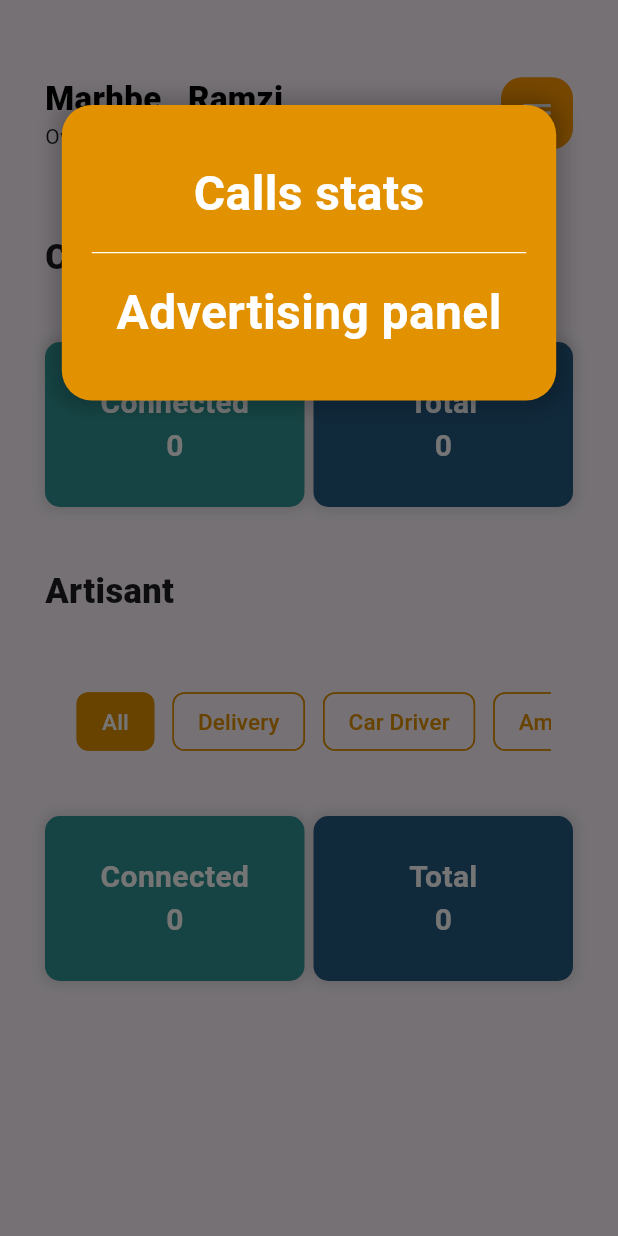
After one commit to Aminebht/Panne, a Flutter app: the HomePage_admin screen opened directly, after a tap on the "menu" icon, on a phone screen of 412 x 824 dp. The commit adds this screen. Run offline on Flutter 3.47's test engine with Material 3 defaults, Android fonts, the phone set to English and light mode, and no system bars; our stand-ins replace cloud_firestore, firebase_auth, firebase_core, firebase_messaging, firebase_storage, flutter_animate and 16 more; missing offline and left inert: flutter_app_badger, flutter_facebook_auth, flutter_sound, zego_uikit_prebuilt_call, zego_uikit_signaling_plugin; accounts and stored records are empty; generated files the repository leaves out were written again; network calls fail.

Commit message:
"overview dashboard added"

```diff
--- a/lib/auth/main_page.dart
+++ b/lib/auth/main_page.dart
@@ -3,6 +3,7 @@ import 'package:firebase_auth/firebase_auth.dart';
 import 'package:flutter/material.dart';
 import 'package:flutter_app_badger/flutter_app_badger.dart';
 import 'package:flutter_riverpod/flutter_riverpod.dart';
+import 'package:panne_auto/componant/admin_navbar.dart';
 import 'package:panne_auto/componant/artisan_bottom_navbar.dart';
 import 'package:panne_auto/componant/button_navbar.dart';
 import 'package:panne_auto/componant/spinning_img.dart';
@@ -89,7 +90,10 @@ class _MainPageState extends ConsumerState<MainPage>
                         return CustomNavBar();
                       } else if (userType == 'Artisan') {
                         return ArtisanNavbar();
-                      } else {
+                      }
+                      else if (userType == 'Admin') {
+                        return Admin_nav();
+                        }else {
                         // Handle other user types or scenarios
                         return GetStaredScreen();
                       }
--- /dev/null
+++ b/lib/pages/home_page_admin.dart
@@ -0,0 +1,378 @@
+import 'package:cloud_firestore/cloud_firestore.dart';
+import 'package:flutter/material.dart';
+
+class HomePage_admin extends StatefulWidget {
+  @override
+  _HomePage_adminState createState() => _HomePage_adminState();
+}
+
+class _HomePage_adminState extends State<HomePage_admin> {
+  int connectedClients = 0;
+  int totalClients = 0;
+  int connectedArtisans = 0;
+  int totalArtisans = 0;
+
+  final List<String> categories = [
+    "All", "Delivery", "Car Driver", "Ambulance", "Mechanic", "Car Wash",
+    "Car rent", "Diagnostic auto", "Electricite auto", "SoS remorquage",
+    "Tire Repair", "Car Charger", "Car windows"
+  ];
+
+  String selectedCategory = "All";
+
+  // Adding cache maps to store counts for each category to avoid redundant fetching
+  Map<String, int> connectedArtisanCache = {};
+  Map<String, int> totalArtisanCache = {};
+
+  @override
+  void initState() {
+    super.initState();
+    fetchData();
+  }
+
+  Future<void> fetchData() async {
+    try {
+      final connectedClientsSnapshot = await FirebaseFirestore.instance
+          .collection('users')
+          .where('user type', isEqualTo: 'Client')
+          .where('isOnline', isEqualTo: true)
+          .get();
+      connectedClients = connectedClientsSnapshot.size;
+
+      final totalClientsSnapshot = await FirebaseFirestore.instance
+          .collection('users')
+          .where('user type', isEqualTo: 'Client')
+          .get();
+      totalClients = totalClientsSnapshot.size;
+
+      // Fetching "All" category counts and caching them
+      connectedArtisans = await fetchConnectedArtisans("All");
+      totalArtisans = await fetchTotalArtisans("All");
+
+      setState(() {});
+    } catch (e) {
+      print("Error fetching data: $e");
+    }
+  }
+
+  Future<int> fetchConnectedArtisans(String category) async {
+    if (connectedArtisanCache.containsKey(category)) {
+      return connectedArtisanCache[category]!;
+    }
+
+    int result;
+    if (category == "All") {
+      final connectedArtisansSnapshot = await FirebaseFirestore.instance
+          .collection('users')
+          .where('user type', isEqualTo: 'Artisan')
+          .where('isOnline', isEqualTo: true)
+          .get();
+      result = connectedArtisansSnapshot.size;
+    } else {
+      QuerySnapshot jobSnapshot = await FirebaseFirestore.instance
+          .collection('jobs')
+          .where('job type', isEqualTo: category)
+          .get();
+
+      List<String> artisanIds = jobSnapshot.docs.map((doc) => doc['user id'] as String).toList();
+      result = await getCountForBatchedUserIds(artisanIds, isOnline: true);
+    }
+
+    connectedArtisanCache[category] = result;
+    return result;
+  }
+
+  Future<int> fetchTotalArtisans(String category) async {
+    if (totalArtisanCache.containsKey(category)) {
+      return totalArtisanCache[category]!;
+    }
+
+    int result;
+    if (category == "All") {
+      final totalArtisansSnapshot = await FirebaseFirestore.instance
+          .collection('users')
+          .where('user type', isEqualTo: 'Artisan')
+          .get();
+      result = totalArtisansSnapshot.size;
+    } else {
+      QuerySnapshot jobSnapshot = await FirebaseFirestore.instance
+          .collection('jobs')
+          .where('job type', isEqualTo: category)
+          .get();
+
+      List<String> artisanIds = jobSnapshot.docs.map((doc) => doc['user id'] as String).toList();
+      result = await getCountForBatchedUserIds(artisanIds);
+    }
+
+    totalArtisanCache[category] = result;
+    return result;
+  }
+
+  Future<int> getCountForBatchedUserIds(List<String> userIds, {bool isOnline = false}) async {
+    if (userIds.isEmpty) return 0;
+
+    int count = 0;
+    for (int i = 0; i < userIds.length; i += 30) {
+      final batchIds = userIds.sublist(i, i + 30 > userIds.length ? userIds.length : i + 30);
+
+      Query query = FirebaseFirestore.instance
+          .collection('users')
+          .where(FieldPath.documentId, whereIn: batchIds)
+          .where('user type', isEqualTo: 'Artisan');
+
+      if (isOnline) {
+        query = query.where('isOnline', isEqualTo: true);
+      }
+
+      QuerySnapshot artisanSnapshot = await query.get();
+      count += artisanSnapshot.size;
+    }
+
+    return count;
+  }
+
+  @override
+  Widget build(BuildContext context) {
+    return Scaffold(
+      body: Padding(
+        padding: const EdgeInsets.all(30.0),
+        child: Column(
+          crossAxisAlignment: CrossAxisAlignment.start,
+          children: [
+            const SizedBox(height: 20),
+            Row(
+              children: [
+                const Column(
+                  crossAxisAlignment: CrossAxisAlignment.start,
+                  children: [
+                    Text(
+                      "Marhbe , Ramzi",
+                      style: TextStyle(fontSize: 22, fontWeight: FontWeight.w900, color: Colors.black),
+                    ),
+                    Text("Overview"),
+                  ],
+                ),
+                const Spacer(),
+                Container(
+                  decoration: const BoxDecoration(
+                    color: Colors.orange,
+                    borderRadius: BorderRadius.all(Radius.circular(14)),
+                  ),
+                  child: IconButton(
+                    icon: const Icon(Icons.menu, color: Colors.white),
+                    onPressed: () {
+  showDialog(
+    context: context,
+    builder: (BuildContext context) {
+      return Stack(
+        children: [
+          Positioned(
+            top: 70, // Adjust this to control vertical position
+            left: MediaQuery.of(context).size.width*0.1, // Adjust this to control horizontal position
+            child: Material(
+              color: Colors.transparent,
+              child: Container(
+                width: MediaQuery.of(context).size.width * 0.8,
+                padding: const EdgeInsets.all(20),
+                decoration: BoxDecoration(
+                  color: const Color(0xFFE29100),
+                  borderRadius: BorderRadius.circular(20),
+                  boxShadow: [
+                    BoxShadow(
+                      color: Colors.black.withOpacity(0.2),
+                      spreadRadius: 5,
+                      blurRadius: 10,
+                    ),
+                  ],
+                ),
+                child: Column(
+                  mainAxisSize: MainAxisSize.min,
+                  children: [
+                    GestureDetector(
+                      onTap: () {
+                        // Action for Calls stats
+                      },
+                      child: Container(
+                        width: double.infinity,
+                        padding: const EdgeInsets.symmetric(vertical: 16),
+                        decoration: const BoxDecoration(
+                          color: Color(0xFFE29100),
+                          borderRadius: BorderRadius.only(
+                            topLeft: Radius.circular(20),
+                            topRight: Radius.circular(20),
+                          ),
+                        ),
+                        child: const Center(
+                          child: Text(
+                            "Calls stats",
+                            style: TextStyle(
+                              color: Colors.white,
+                              fontSize: 32,
+                              fontWeight: FontWeight.bold,
+                            ),
+                          ),
+                        ),
+                      ),
+                    ),
+                    const Divider(height: 1, color: Colors.white),
+                    GestureDetector(
+                      onTap: () {
+                        // Action for Advertising panel
+                      },
+                      child: Container(
+                        width: double.infinity,
+                        padding: const EdgeInsets.symmetric(vertical: 16),
+                        decoration: const BoxDecoration(
+                          color: Color(0xFFE29100),
+                          borderRadius: BorderRadius.only(
+                            bottomLeft: Radius.circular(20),
+                            bottomRight: Radius.circular(20),
+                          ),
+                        ),
+                        child: const Center(
+                          child: Text(
+                            "Advertising panel",
+                            style: TextStyle(
+                              color: Colors.white,
+                              fontSize: 32,
+                              fontWeight: FontWeight.bold,
+                            ),
+                          ),
+                        ),
+                      ),
+                    ),
+                  ],
+                ),
+              ),
+            ),
+          ),
+        ],
+      );
+    },
+  );
+
+ // Rounded corners for the dialog
+
+
+
+
+                    },
+                  ),
+                ),
+              ],
+            ),
+            const SizedBox(height: 54),
+            const Text("Client", style: TextStyle(fontSize: 23, fontWeight: FontWeight.w900)),
+            const SizedBox(height: 40),
+            Row(
+              children: [
+                _buildInfoCard("Connected", connectedClients, const Color(0xFF319595)),
+                const SizedBox(width: 6),
+                _buildInfoCard("Total", totalClients, const Color(0xFF235A81)),
+              ],
+            ),
+            const SizedBox(height: 40),
+            const Text("Artisant", style: TextStyle(fontSize: 23, fontWeight: FontWeight.w900)),
+            const SizedBox(height: 30),
+            _buildCategorySection(),
+            const SizedBox(height: 23),
+            Row(
+              children: [
+                _buildInfoCard("Connected", connectedArtisans, const Color(0xFF319595)),
+                const SizedBox(width: 6),
+                _buildInfoCard("Total", totalArtisans, const Color(0xFF235A81)),
+              ],
+            ),
+          ],
+        ),
+      ),
+    );
+  }
+
+  Widget _buildInfoCard(String title, int value, Color color) {
+    return Expanded(
+      child: Container(
+        height: 110,
+        width: 150,
+        decoration: BoxDecoration(
+          color: color,
+          borderRadius: BorderRadius.circular(10),
+          boxShadow: [
+            BoxShadow(
+              color: Colors.grey.withOpacity(0.3),
+              spreadRadius: 2,
+              blurRadius: 5,
+            ),
+          ],
+        ),
+        child: Center(
+          child: Column(
+            mainAxisAlignment: MainAxisAlignment.center,
+            children: [
+              Text(
+                title,
+                style: const TextStyle(color: Colors.white, fontWeight: FontWeight.bold, fontSize: 20),
+              ),
+              Text(
+                value.toString(),
+                style: const TextStyle(color: Colors.white, fontSize: 20, fontWeight: FontWeight.bold),
+              ),
+            ],
+          ),
+        ),
+      ),
+    );
+  }
+
+  Widget _buildCategorySection() {
+    return Container(
+      height: 80,
+      padding: const EdgeInsets.symmetric(horizontal: 15.0, vertical: 5),
+      child: Column(
+        children: [
+          Expanded(
+            child: ListView.builder(
+              scrollDirection: Axis.horizontal,
+              itemCount: categories.length,
+              itemBuilder: (context, index) {
+                final category = categories[index];
+                final isSelected = category == selectedCategory;
+
+                return GestureDetector(
+                  onTap: () async {
+                    setState(() {
+                      selectedCategory = category;
+                    });
+                    connectedArtisans = await fetchConnectedArtisans(category);
+                    totalArtisans = await fetchTotalArtisans(category);
+                    setState(() {});
+                  },
+                  child: Padding(
+                    padding: const EdgeInsets.symmetric(horizontal: 6.0, vertical: 6),
+                    child: Chip(
+                      label: Text(
+                        category,
+                        style: TextStyle(
+                          color: isSelected ? Colors.white : const Color(0xFFE29100),
+                          fontSize: 15,
+                        ),
+                      ),
+                      backgroundColor: isSelected ? const Color(0xFFE29100) : Colors.orange.withOpacity(0),
+                      shape: RoundedRectangleBorder(
+                        borderRadius: BorderRadius.circular(8),
+                        side: const BorderSide(
+                          color: Color(0xFFE29100),
+                          width: 1,
+                        ),
+                      ),
+                    ),
+                  ),
+                );
+              },
+            ),
+          ),
+        ],
+      ),
+    );
+  }
+}
```
Also changed, not shown: lib/componant/admin_navbar.dart (added, +75 -0 lines), lib/pages/admin pages/ads_panel.dart (added, +152 -0 lines), lib/pages/login_page.dart (+13 -0 lines).
